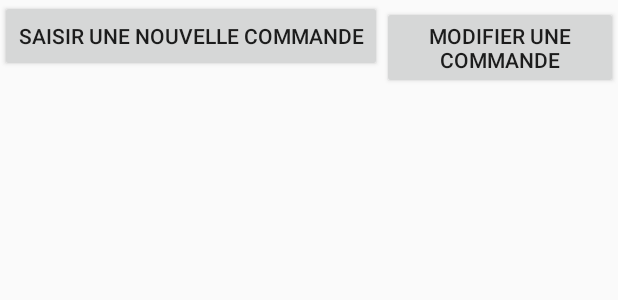
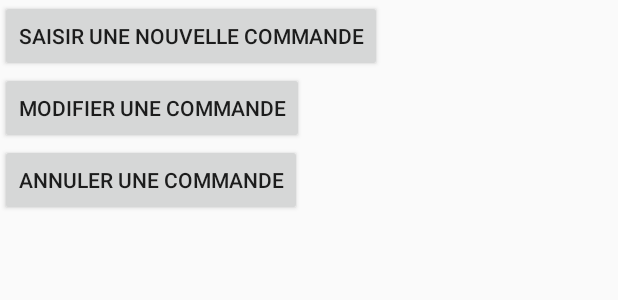
Before and after one commit to loha78/Command, an Android app: the layout fragment_menu_commande.xml on its own in the app's theme, with its tools: preview values and no code run, on a phone screen of 412 x 824 dp. Shown: the top 300 px of the screen. Run offline under Robolectric (Android 15) with nearby library versions, the phone set to English and light mode, and no system bars.

Commit message:
dev_loha: mise a jour frag menu commande

```diff
--- a/app/src/main/res/layout/fragment_menu_commande.xml
+++ b/app/src/main/res/layout/fragment_menu_commande.xml
@@ -1,16 +1,18 @@
 <RelativeLayout xmlns:android="http://schemas.android.com/apk/res/android"
     android:layout_width="match_parent"
     android:layout_height="wrap_content">
+
     <LinearLayout
+        android:orientation="vertical"
         android:layout_width="match_parent"
-        android:layout_height="wrap_content">
-
+        android:layout_height="match_parent">
 
         <Button
             android:layout_width="wrap_content"
             android:layout_height="wrap_content"
             android:text="@string/nouvelleCommande"
             android:onClick="nouvelleCommande"/>
+
         <Button
             android:layout_width="wrap_content"
             android:layout_height="wrap_content"
```
